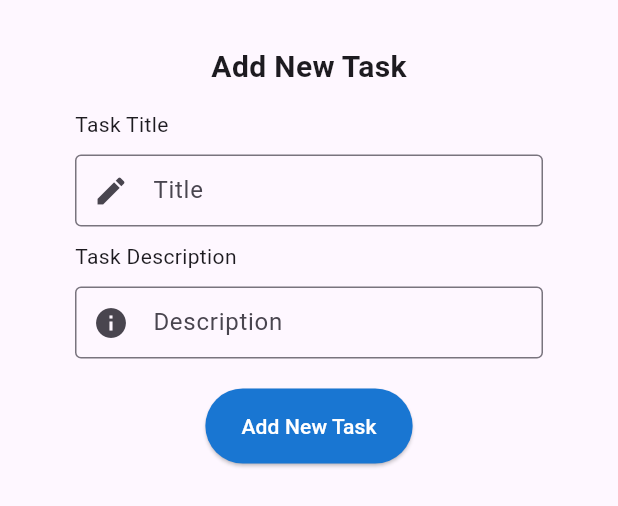
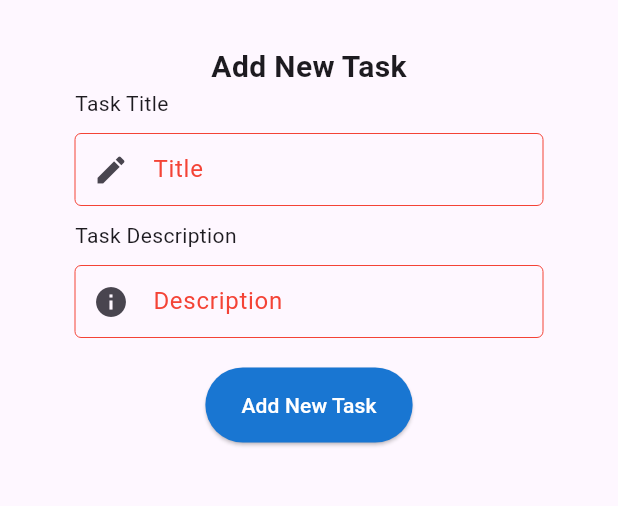
Before and after one commit to Cmrales26/To-Do-, a Flutter app: the ReusableForm widget shown alone on an empty page, opened directly with empty values, after a tap on "Add New Task", on a phone screen of 412 x 824 dp. Shown: the top 506 px of the screen. Run offline on Flutter 3.47's test engine with Material 3 defaults, Android fonts, the phone set to English and light mode, and no system bars.

Commit message:
Move inputs validations to Form State widget

```diff
--- a/lib/components/Forms.dart
+++ b/lib/components/Forms.dart
@@ -1,19 +1,39 @@
-// ignore_for_file: file_names
+// ignore_for_file: file_names, non_constant_identifier_names
+// ignore_for_file: must_be_immutable
 
 import 'package:flutter/material.dart';
 
-class ReusableForm extends StatelessWidget {
+class ReusableForm extends StatefulWidget {
   final VoidCallback onPressed;
   final TextEditingController title;
   final TextEditingController description;
-  final String error;
   const ReusableForm({
     super.key,
     required this.onPressed,
     required this.title,
     required this.description,
-    required this.error,
   });
+
+  @override
+  State<ReusableForm> createState() => _ReusableFormState();
+}
+
+class _ReusableFormState extends State<ReusableForm> {
+  bool error = false;
+
+  void HaldleSubmit() {
+    if (widget.title.text.trim().isEmpty ||
+        widget.description.text.trim().isEmpty) {
+      setState(() {
+        error = true;
+      });
+    } else {
+      setState(() {
+        error = false;
+      });
+      widget.onPressed();
+    }
+  }
 
   @override
   Widget build(BuildContext context) {
@@ -33,20 +53,13 @@ class ReusableForm extends StatelessWidget {
                 children: [
                   Container(
                       margin: const EdgeInsets.symmetric(vertical: 0),
-                      child: Column(
+                      child: const Column(
                         children: [
-                          const Center(
+                          Center(
                             child: Text(
                               "Add New Task",
                               style: TextStyle(
                                   fontSize: 20, fontWeight: FontWeight.bold),
-                            ),
-                          ),
-                          Center(
-                            child: Text(
-                              error,
-                              style: const TextStyle(
-                                  fontSize: 10, color: Colors.red),
                             ),
                           ),
                         ],
@@ -56,14 +69,24 @@ class ReusableForm extends StatelessWidget {
                     child: const Text("Task Title"),
                   ),
                   TextField(
-                    controller: title,
+                    controller: widget.title,
                     keyboardType: TextInputType.text,
-                    decoration: const InputDecoration(
-                      contentPadding:
-                          EdgeInsets.symmetric(vertical: 10, horizontal: 20),
-                      label: Text("Title"),
-                      prefixIcon: Icon(Icons.create),
-                      border: OutlineInputBorder(),
+                    decoration: InputDecoration(
+                      contentPadding: const EdgeInsets.symmetric(
+                          vertical: 10, horizontal: 20),
+                      label: const Text("Title"),
+                      labelStyle:
+                          TextStyle(color: error ? Colors.red : Colors.grey),
+                      prefixIcon: const Icon(Icons.create),
+                      enabledBorder: OutlineInputBorder(
+                        borderSide: BorderSide(
+                            color: error ? Colors.red : Colors.grey,
+                            width: 0.0),
+                      ),
+                      focusedBorder: OutlineInputBorder(
+                        borderSide:
+                            BorderSide(color: error ? Colors.red : Colors.grey),
+                      ),
                     ),
                   ),
                 ],
@@ -79,21 +102,34 @@ class ReusableForm extends StatelessWidget {
                     child: const Text("Task Description"),
                   ),
                   TextField(
-                    controller: description,
+                    controller: widget.description,
                     keyboardType: TextInputType.text,
-                    decoration: const InputDecoration(
-                      contentPadding:
-                          EdgeInsets.symmetric(vertical: 10, horizontal: 20),
-                      label: Text("Description"),
-                      prefixIcon: Icon(Icons.info),
-                      border: OutlineInputBorder(),
+                    decoration: InputDecoration(
+                      contentPadding: const EdgeInsets.symmetric(
+                          vertical: 10, horizontal: 20),
+                      label: const Text("Description"),
+                      labelStyle:
+                          TextStyle(color: error ? Colors.red : Colors.grey),
+                      prefixIcon: const Icon(Icons.info),
+                      enabledBorder: OutlineInputBorder(
+                        borderSide: BorderSide(
+                            color: error ? Colors.red : Colors.grey,
+                            width: 0.0),
+                      ),
+                      focusedBorder: OutlineInputBorder(
+                        borderSide:
+                            BorderSide(color: error ? Colors.red : Colors.grey),
+                      ),
                     ),
                   ),
                 ],
               ),
             ),
             ElevatedButton(
-              onPressed: onPressed,
+              // onPressed: widget.onPressed,
+              onPressed: () {
+                HaldleSubmit();
+              },
               style: ElevatedButton.styleFrom(
                 backgroundColor: Colors.blue.shade700,
                 minimumSize: const Size(40, 50),
--- a/lib/components/MyAppBar.dart
+++ b/lib/components/MyAppBar.dart
@@ -15,6 +15,7 @@ class MyAppBar extends StatelessWidget implements PreferredSizeWidget {
   Widget build(BuildContext context) {
     return AppBar(
       backgroundColor: Colors.transparent,
+      surfaceTintColor: Colors.transparent,
       toolbarHeight: 90,
       title: centerTitle // Verificar si el título debe estar centrado
           ? Center(child: Text(title)) // Si es verdadero, centrar el título
--- a/lib/components/TaskItem.dart
+++ b/lib/components/TaskItem.dart
@@ -1,3 +1,5 @@
+// ignore_for_file: file_names
+
 import 'package:flutter/material.dart';
 import 'package:flutter/widgets.dart';
 
@@ -51,6 +53,8 @@ class TaskItem extends StatelessWidget {
                       );
                     },
                     child: Container(
+                      width: MediaQuery.sizeOf(context).width,
+                      padding: const EdgeInsets.symmetric(vertical: 20),
                       margin: const EdgeInsets.only(left: 10),
                       child: Text(
                         "${task["todoTitle"]}",
--- a/lib/model/List.dart
+++ b/lib/model/List.dart
@@ -3,7 +3,7 @@
 var tasksList = [
   {
     "id": 01,
-    "todoTitle": 'Morning Exercise',
+    "todoTitle": 'Morning ExerciseMorning ExerciseMorning ExerciseMorning',
     "todoDescription": "Do Morning exercise at 6:00am",
     "isDone": false,
   },
--- a/lib/screens/Details.dart
+++ b/lib/screens/Details.dart
@@ -37,13 +37,14 @@ class _DetailsState extends State<Details> {
               Row(
                 mainAxisAlignment: MainAxisAlignment.spaceBetween,
                 children: [
-                  Column(
+                  Flexible(
+                    child: Column(
                       crossAxisAlignment: CrossAxisAlignment.start,
                       children: [
                         Text(
                           todoTitle,
                           style: const TextStyle(
-                          fontSize: 20,
+                            fontSize: 15,
                             fontWeight: FontWeight.bold,
                           ),
                         ),
@@ -54,7 +55,7 @@ class _DetailsState extends State<Details> {
                         ),
                       ],
                     ),
-                  // Agregar un text que diga Complete or peding depenst of the value of idDone
+                  ),
                   Text(
                     isDone ? 'Complete' : 'Pending',
                     style: TextStyle(
@@ -72,7 +73,7 @@ class _DetailsState extends State<Details> {
                     const Text(
                       "Task Description",
                       style: TextStyle(
-                        fontSize: 20,
+                        fontSize: 13,
                         fontWeight: FontWeight.bold,
                       ),
                     ),
--- a/lib/screens/index.dart
+++ b/lib/screens/index.dart
@@ -15,7 +15,7 @@ class Index extends StatefulWidget {
 
 class _IndexState extends State<Index> {
   String filter = "All";
-  String Error = "";
+  bool Error = false;
   late List<Map<String, dynamic>> tasksListFilter;
   TextEditingController t = TextEditingController();
   TextEditingController d = TextEditingController();
@@ -26,10 +26,9 @@ class _IndexState extends State<Index> {
       String description = d.text.trim();
 
       if (title.isEmpty || description.isEmpty) {
-        Error = "Please enter both a title and description.";
-        return;
+        Error = true;
       } else {
-        var ultimoID = tasksList.last["id"] as int;
+        var ultimoID = tasksList.isNotEmpty ? (tasksList.last["id"] as int) : 0;
         int siguienteID = ultimoID + 1;
         var newValue = {
           "id": siguienteID,
@@ -39,7 +38,8 @@ class _IndexState extends State<Index> {
         };
         tasksList.add(newValue);
         Navigator.pop(context);
-        Error = "";
+
+        Error = false;
         t.clear();
         d.clear();
       }
@@ -195,7 +195,6 @@ class _IndexState extends State<Index> {
                 onPressed: addtask,
                 title: t,
                 description: d,
-                error: Error,
               );
             },
           );
```
Lines whose indentation alone changed are shown as unchanged.
